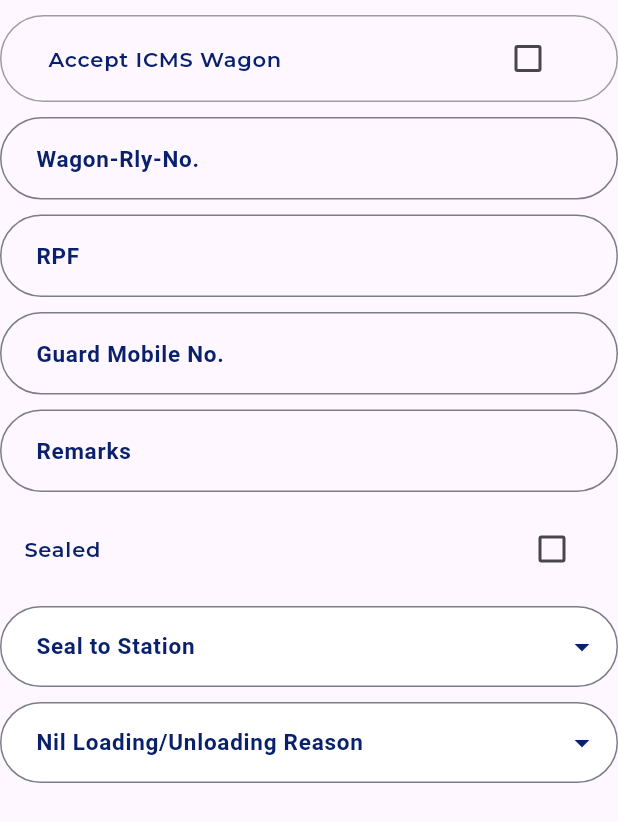
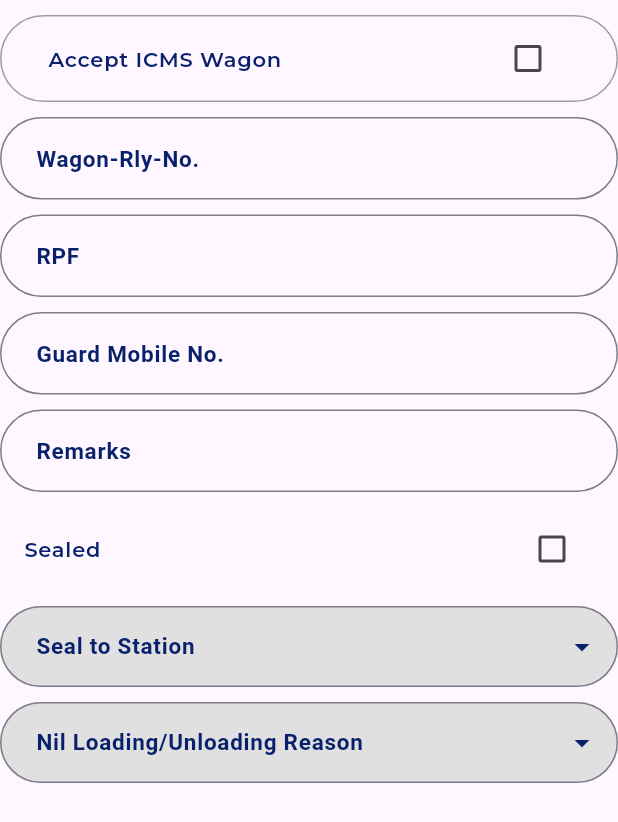
Before and after one commit to Kumarianushka79701/pmsLoading_Unloading, a Flutter app: the CollapsibleForm widget shown alone on an empty page, opened directly with empty values, on a phone screen of 412 x 824 dp. Shown: the top 822 px of the screen. Run offline on Flutter 3.47's test engine with Material 3 defaults, Android fonts, the phone set to English and light mode, and no system bars; our stand-ins replace google_fonts, shared_preferences, sqflite; missing offline and left inert: mobile_scanner; accounts and stored records are empty.

Commit message:
color changes

```diff
--- a/lib/modules/lodingScreen/loading_screen/collapsible_view.dart
+++ b/lib/modules/lodingScreen/loading_screen/collapsible_view.dart
@@ -140,13 +140,15 @@
           const SizedBox(height: 10),
           DropdownRadioWidget(
             title: 'Nil Loading/Unloading Reason',
+            textColor: loadingProvider.nilLoadingReason != null
+                ? ParcelColors.catalinaBlue
+                : ParcelColors.gray,
             fontSize: 15,
             validator: (value) =>
                 value == null ? 'Please select a reason' : null,
             options: ['Reason A', 'Reason B', 'Reason C'],
-            controller: loadingProvider.nilLoadingReason, // Pass the controller
+            controller: loadingProvider.nilLoadingReason,
           ),
-          const SizedBox(height: 10),
           const SizedBox(height: 10),
         ],
       ),
--- a/lib/widgets/drop_down.dart
+++ b/lib/widgets/drop_down.dart
@@ -64,7 +64,8 @@
               return Column(
                 mainAxisSize: MainAxisSize.min,
                 children: options
-                    .map((option) => _buildRadioTile(context, option))
+                    .map((option) => _buildRadioTile(
+                        context, option, provider.selectedValue))
                     .toList(),
               );
             },
@@ -74,16 +75,22 @@
     );
   }
 
-  Widget _buildRadioTile(BuildContext context, String value) {
+  Widget _buildRadioTile(
+      BuildContext context, String value, String? selectedValue) {
     return Consumer<LoadingProvider>(
       builder: (context, provider, child) {
+        final isSelected = value == selectedValue;
         return RadioListTile<String>(
           title: Text(
             value,
             style: TextStyle(
               fontSize: fontSize ?? 14,
-              fontWeight: fontWeight ?? FontWeight.w400,
-              color: textColor ?? ParcelColors.catalinaBlue,
+              fontWeight: isSelected
+                  ? FontWeight.bold
+                  : (fontWeight ?? FontWeight.w400),
+              color: isSelected
+                  ? ParcelColors.catalinaBlue
+                  : (textColor ?? Colors.black),
             ),
           ),
           value: value,
@@ -103,6 +110,7 @@
   Widget build(BuildContext context) {
     return Consumer<LoadingProvider>(
       builder: (context, provider, child) {
+        final isSelected = controller.text.isNotEmpty;
         return TextFormField(
           readOnly: true,
           controller: controller,
@@ -114,7 +122,9 @@
               color: textColor ?? ParcelColors.catalinaBlue,
             ),
             filled: true,
-            fillColor: Colors.white,
+            fillColor: isSelected
+                ? Colors.white
+                : Colors.grey.shade300, // Change fill color
             suffixIcon: const Icon(Icons.arrow_drop_down,
                 color: ParcelColors.catalinaBlue),
             border: OutlineInputBorder(
@@ -131,6 +141,13 @@
             ),
             contentPadding:
                 const EdgeInsets.symmetric(vertical: 15, horizontal: 20),
+            labelStyle: TextStyle(
+              fontSize: fontSize ?? 14,
+              fontWeight: isSelected ? FontWeight.bold : FontWeight.w400,
+              color: isSelected
+                  ? ParcelColors.catalinaBlue
+                  : Colors.black, // Change text color
+            ),
           ),
           onTap: () => _showSelectionDialog(context),
           validator: validator,
```
Also changed, not shown: 1 other file.
